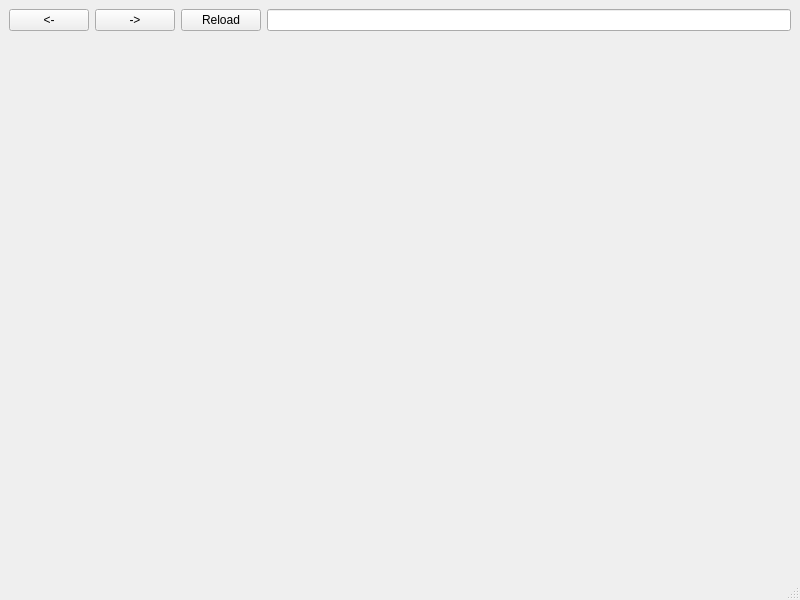
dhkey/qt-web-browser, file mainwindow.ui: the form before one commit.
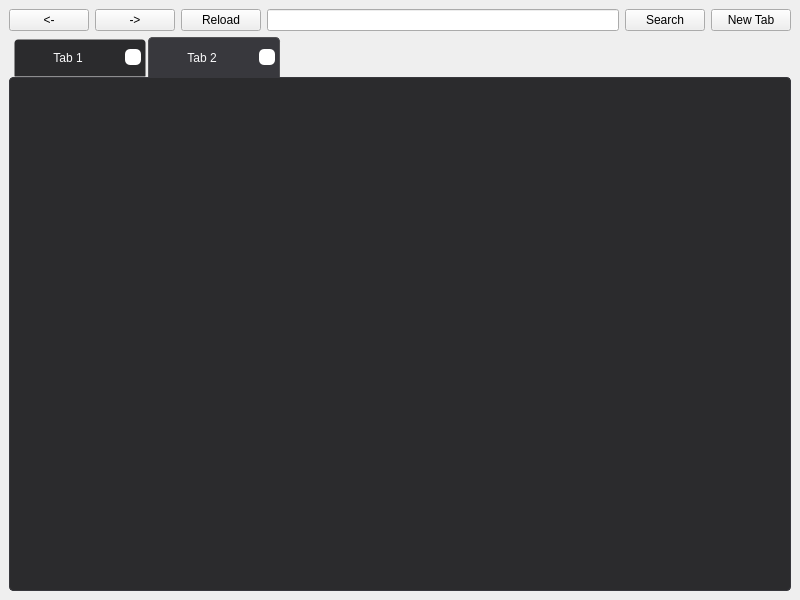
The form after the commit.

Commit message: added tabs logic

```diff
--- a/mainwindow.ui
+++ b/mainwindow.ui
@@ -15,15 +15,8 @@
   </property>
   <widget class="QWidget" name="centralwidget">
    <layout class="QGridLayout" name="gridLayout_5">
-    <item row="0" column="0">
+    <item row="0" column="1">
      <layout class="QGridLayout" name="gridLayout_4">
-      <item row="2" column="0" colspan="4">
-       <widget class="QWidget" name="webWidget" native="true">
-        <property name="mouseTracking">
-         <bool>false</bool>
-        </property>
-       </widget>
-      </item>
       <item row="0" column="0">
        <layout class="QHBoxLayout" name="horizontalLayout_4">
         <item>
@@ -49,7 +42,21 @@
         </item>
        </layout>
       </item>
-      <item row="0" column="1" colspan="3">
+      <item row="0" column="2">
+       <widget class="QPushButton" name="SearchButton">
+        <property name="text">
+         <string>Search</string>
+        </property>
+       </widget>
+      </item>
+      <item row="0" column="3">
+       <widget class="QPushButton" name="newTabButton">
+        <property name="text">
+         <string>New Tab</string>
+        </property>
+       </widget>
+      </item>
+      <item row="0" column="1">
        <widget class="QLineEdit" name="urlLineEdit">
         <property name="sizePolicy">
          <sizepolicy hsizetype="Expanding" vsizetype="Fixed">
@@ -59,6 +66,94 @@
         </property>
        </widget>
       </item>
+      <item row="1" column="0" colspan="4">
+       <widget class="QTabWidget" name="tabs">
+        <property name="styleSheet">
+         <string notr="true">QTabWidget::pane {
+    border: 1px solid #38383d;
+    background-color: #2b2b2d;
+    border-radius: 4px;
+}
+
+QTabWidget::tab-bar {
+    left: 5px;
+    alignment: left;
+}
+
+QTabBar::tab {
+    background-color: #2b2b2d;
+    color: #f9f9fa;
+    border-top-left-radius: 4px;
+    border-top-right-radius: 4px;
+    min-width: 100px;
+    padding: 8px 15px;
+    margin-right: 2px;
+    border: 1px solid transparent;
+}
+
+QTabBar::tab:hover {
+    background-color: #38383d;
+}
+
+QTabBar::tab:selected {
+    background-color: #38383d;
+    border: 1px solid #535356;
+    border-bottom: none;
+}
+
+QTabBar::tab:!selected {
+    margin-top: 2px;
+}
+
+QTabBar::close-button {
+    background-color: rgb(255, 255, 255);
+    subcontrol-position: right;
+    border-radius: 5px;
+    margin: 2px;
+}
+
+QTabBar::close-button:hover {
+    background-color: rgb(255, 0, 8);
+    border-radius: 5px;
+}
+</string>
+        </property>
+        <property name="tabPosition">
+         <enum>QTabWidget::TabPosition::North</enum>
+        </property>
+        <property name="tabShape">
+         <enum>QTabWidget::TabShape::Rounded</enum>
+        </property>
+        <property name="currentIndex">
+         <number>1</number>
+        </property>
+        <property name="elideMode">
+         <enum>Qt::TextElideMode::ElideRight</enum>
+        </property>
+        <property name="usesScrollButtons">
+         <bool>false</bool>
+        </property>
+        <property name="documentMode">
+         <bool>false</bool>
+        </property>
+        <property name="tabsClosable">
+         <bool>true</bool>
+        </property>
+        <property name="movable">
+         <bool>true</bool>
+        </property>
+        <widget class="QWidget" name="tab1">
+         <attribute name="title">
+          <string>Tab 1</string>
+         </attribute>
+        </widget>
+        <widget class="QWidget" name="tab2">
+         <attribute name="title">
+          <string>Tab 2</string>
+         </attribute>
+        </widget>
+       </widget>
+      </item>
      </layout>
     </item>
    </layout>
@@ -73,7 +168,6 @@
     </rect>
    </property>
   </widget>
-  <widget class="QStatusBar" name="statusbar"/>
  </widget>
  <resources/>
  <connections/>
```
The commit also changes 5 other files.
